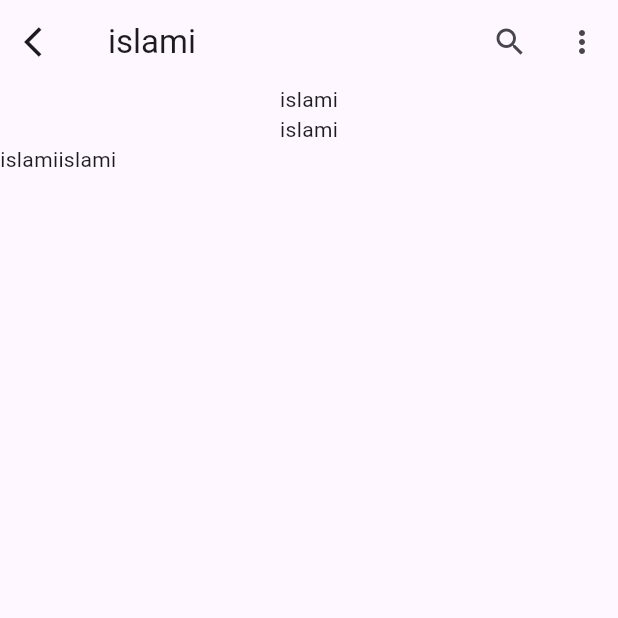
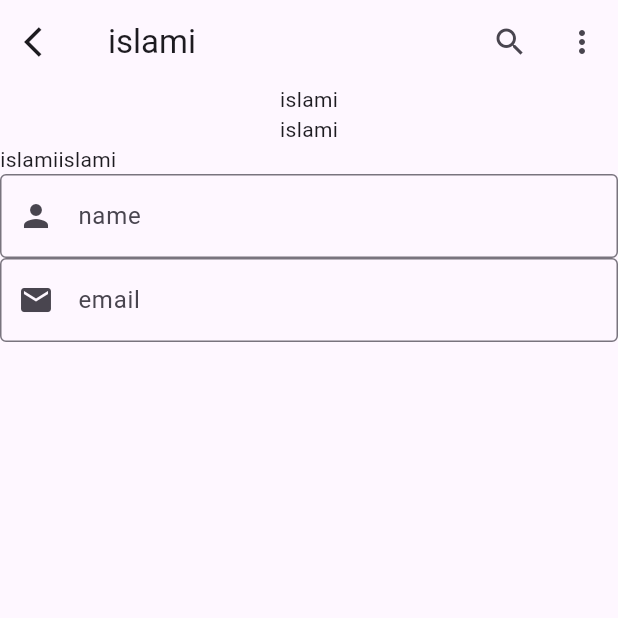
Before and after one commit to ramy-magdy1/ISLAMI, a Flutter app: the screen it shows after launch, on a phone screen of 412 x 824 dp, the top half of it. Run offline on Flutter 3.47's test engine with Material 3 defaults, Android fonts, the phone set to English and light mode, and no system bars.

Commit message:
Added listview and input form.

```diff
--- a/lib/main.dart
+++ b/lib/main.dart
@@ -24,7 +24,8 @@ class MyApp extends StatelessWidget {
           leading: IconButton(onPressed: (){}, icon: Icon(Icons.arrow_back_ios)),
 
         ),
-        body:Column(
+        body:ListView(
+          children: [ Column(
             children: [
               Text("islami"),
               Text("islami"),
@@ -35,6 +36,30 @@ class MyApp extends StatelessWidget {
                 ],
               )
             ],
+          ),
+          Form(child:
+          Column(
+            children: [
+              TextFormField(
+                decoration: InputDecoration(
+                  border: OutlineInputBorder(),
+                  labelText: "name",
+                  prefixIcon: Icon(Icons.person),
+
+                )
+              ),
+              TextFormField(
+                decoration: InputDecoration(
+                  border: OutlineInputBorder(),
+                  labelText: "email",
+                  prefixIcon: Icon(Icons.email),
+                )
+
+              ),
+            ],
+          )
+          )
+          ]
         )
       ),
     );
```
Lines whose indentation alone changed are shown as unchanged.
